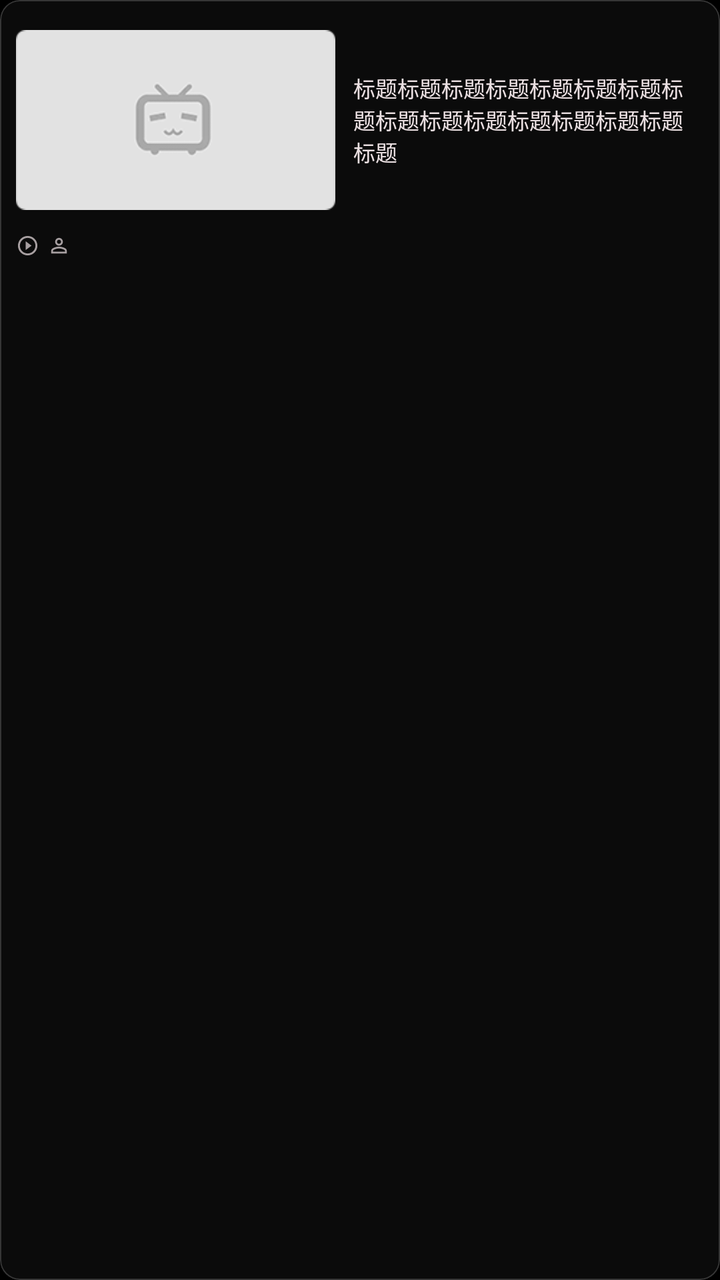
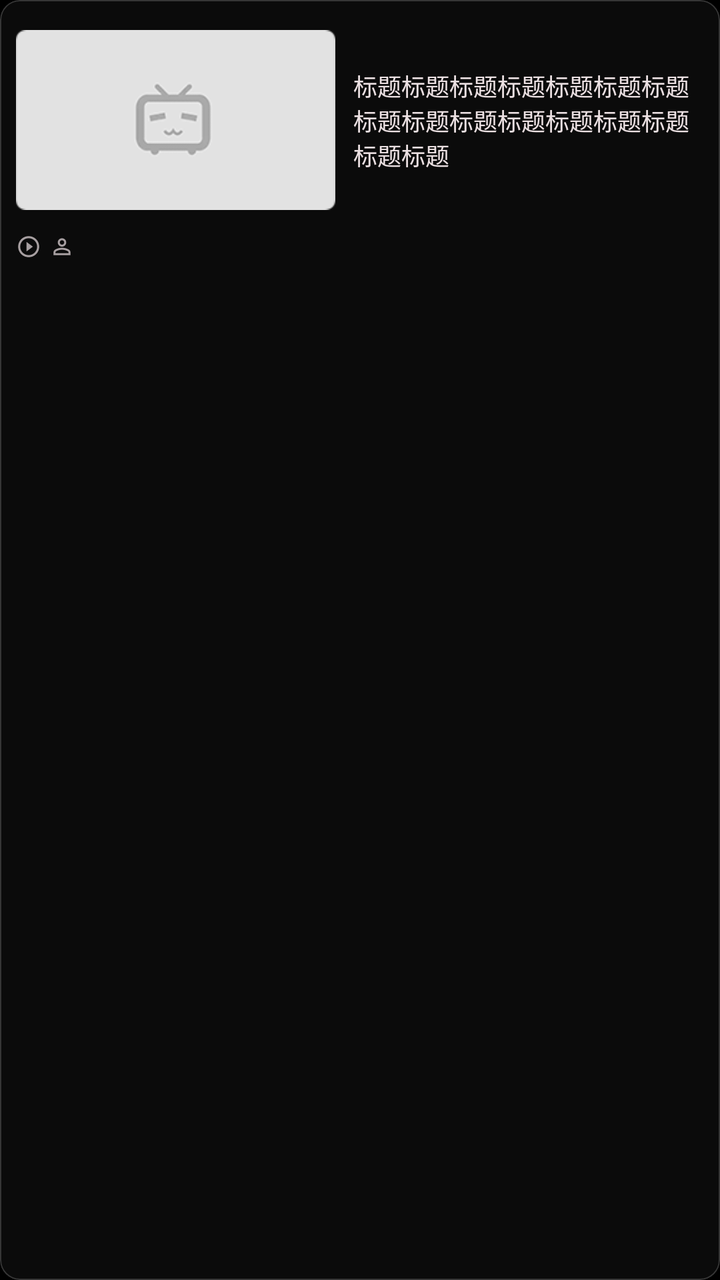

Two renders of the same Android screen: before a commit and after it. Below are the layout's source before the change and the commit's diff.
<!-- AndroidManifest.xml: application theme Theme.BiliClient -->
<!-- res/layout/cell_dynamic_video.xml -->
<com.google.android.material.card.MaterialCardView xmlns:android="http://schemas.android.com/apk/res/android"
    xmlns:app="http://schemas.android.com/apk/res-auto"
    android:id="@+id/videoCardView"
    android:layout_width="match_parent"
    android:layout_height="wrap_content"
    app:layout_constraintBottom_toBottomOf="parent"
    app:layout_constraintEnd_toEndOf="parent"
    app:layout_constraintStart_toStartOf="parent"
    app:layout_constraintTop_toTopOf="parent">

    <androidx.constraintlayout.widget.ConstraintLayout
        android:layout_width="match_parent"
        android:layout_height="wrap_content"
        android:paddingTop="2dp"
        android:paddingBottom="8dp">

        <ImageView
            android:id="@+id/img_cover"
            android:layout_width="0dp"
            android:layout_height="0dp"
            android:layout_marginStart="8dp"
            android:layout_marginTop="2dp"
            android:layout_marginEnd="5dp"
            android:adjustViewBounds="true"
            app:layout_constraintBottom_toTopOf="@id/text_upname"
            app:layout_constraintDimensionRatio="16:10"
            app:layout_constraintEnd_toStartOf="@+id/guideline2"
            app:layout_constraintHorizontal_bias="0.0"
            app:layout_constraintStart_toStartOf="parent"
            app:layout_constraintTop_toTopOf="parent"
            android:src="@mipmap/placeholder" />

        <androidx.constraintlayout.widget.Guideline
            android:id="@+id/guideline2"
            android:layout_width="wrap_content"
            android:layout_height="wrap_content"
            android:orientation="vertical"
            app:layout_constraintGuide_percent="0.48" />

        <ImageView
            android:id="@+id/imageView3"
            android:layout_width="wrap_content"
            android:layout_height="0dp"
            android:layout_marginTop="1dp"
            android:layout_marginBottom="1dp"
            android:adjustViewBounds="true"
            android:alpha="0.7"
            app:layout_constraintBottom_toBottomOf="@+id/text_viewcount"
            app:layout_constraintStart_toStartOf="@+id/img_cover"
            app:layout_constraintTop_toTopOf="@+id/text_viewcount"
            app:layout_constraintVertical_bias="0.5"
            android:src="@drawable/icon_play_12" />

        <ImageView
            android:id="@+id/avatarIcon"
            android:layout_width="wrap_content"
            android:layout_height="0dp"
            android:layout_marginStart="4dp"
            android:layout_marginTop="1dp"
            android:layout_marginBottom="1dp"
            android:adjustViewBounds="true"
            android:alpha="0.7"
            app:layout_constraintBottom_toBottomOf="@+id/text_upname"
            app:layout_constraintStart_toEndOf="@+id/text_viewcount"
            app:layout_constraintTop_toTopOf="@+id/text_upname"
            android:src="@drawable/icon_person" />

        <TextView
            android:id="@+id/text_viewcount"
            android:layout_width="wrap_content"
            android:layout_height="wrap_content"
            android:layout_marginTop="6dp"
            android:alpha="0.7"
            android:textSize="10sp"
            app:layout_constraintBottom_toBottomOf="parent"
            app:layout_constraintStart_toEndOf="@+id/imageView3"
            app:layout_constraintTop_toBottomOf="@+id/img_cover"
            app:layout_constraintVertical_bias="0.0" />

        <TextView
            android:id="@+id/text_upname"
            android:layout_width="0dp"
            android:layout_height="wrap_content"
            android:alpha="0.7"
            android:ellipsize="end"
            android:lines="1"
            android:textSize="10sp"
            app:layout_constraintBottom_toBottomOf="@+id/text_viewcount"
            app:layout_constraintEnd_toEndOf="parent"
            app:layout_constraintStart_toEndOf="@+id/avatarIcon"
            app:layout_constraintTop_toTopOf="@+id/text_viewcount" />

        <TextView
            android:id="@+id/text_title"
            android:layout_width="0dp"
            android:layout_height="wrap_content"
            android:layout_marginStart="4dp"
            android:layout_marginEnd="10dp"
            android:ellipsize="end"
            android:gravity="center_vertical"
            android:maxLines="3"
            android:text="标题标题标题标题标题标题标题标题标题标题标题标题标题标题标题标题"
            android:textSize="11sp"
            app:layout_constraintBottom_toBottomOf="@+id/img_cover"
            app:layout_constraintEnd_toEndOf="parent"
            app:layout_constraintStart_toStartOf="@+id/guideline2"
            app:layout_constraintTop_toTopOf="@+id/img_cover" />

    </androidx.constraintlayout.widget.ConstraintLayout>
</com.google.android.material.card.MaterialCardView>
<!-- resources referenced by this layout -->
<resources>
  <!-- drawable icon_person (drawable) -->
  <vector android:height="12dp"
      android:viewportHeight="24"
      android:viewportWidth="24"
      android:width="12dp"
      xmlns:android="http://schemas.android.com/apk/res/android">
      <path
          android:fillColor="#ebe0e2"
          android:pathData="M12,5.9c1.16,0 2.1,0.94 2.1,2.1s-0.94,2.1 -2.1,2.1S9.9,9.16 9.9,8s0.94,-2.1 2.1,-2.1m0,9c2.97,0 6.1,1.46 6.1,2.1v1.1L5.9,18.1L5.9,17c0,-0.64 3.13,-2.1 6.1,-2.1M12,4C9.79,4 8,5.79 8,8s1.79,4 4,4 4,-1.79 4,-4 -1.79,-4 -4,-4zM12,13c-2.67,0 -8,1.34 -8,4v3h16v-3c0,-2.66 -5.33,-4 -8,-4z" />
  </vector>
  <!-- drawable icon_play_12 (drawable) -->
  <vector android:height="12dp"
      android:viewportHeight="24"
      android:viewportWidth="24"
      android:width="12dp"
      xmlns:android="http://schemas.android.com/apk/res/android">
      <path
          android:fillColor="#ebe0e2"
          android:pathData="M10,16.5l6,-4.5 -6,-4.5v9zM12,2C6.48,2 2,6.48 2,12s4.48,10 10,10 10,-4.48 10,-10S17.52,2 12,2zM12,20c-4.41,0 -8,-3.59 -8,-8s3.59,-8 8,-8 8,3.59 8,8 -3.59,8 -8,8z" />
  </vector>
  <color name="bgblack">#000000</color>
  <color name="pink">#FBFB8787</color>
  <color name="textwhite">#ebe0e2</color>
  <color name="card_border_new">#363636</color>
  <style name="TextViewSytle" parent="Widget.AppCompat.TextView">
          <item name="android:textSize">14sp</item>
          #设置默认字体大小，某些设备的默认字体偏大
      </style>
  <style name="EditTextStyle" parent="Widget.AppCompat.EditText">
          <item name="android:textColorHint">#80ffffff</item>
          <item name="android:textCursorDrawable">@drawable/cursor_drawable</item>
          <item name="android:textColor">@color/textwhite</item>
      </style>
  <style name="CardStyle" parent="Widget.MaterialComponents.CardView">
          <item name="cardBackgroundColor">@color/card_bg_new</item>
          <item name="cardCornerRadius">@dimen/card_round_new</item>
          <item name="strokeColor">@color/card_border_new</item>
          <item name="strokeWidth">@dimen/card_stroke_new</item>
          <item name="rippleColor" tools:ignore="PrivateResource">@android:color/transparent</item>
          
          <item name="cardElevation">0dp</item>
          <item name="android:stateListAnimator" tools:targetApi="lollipop">@animator/press_scale</item>
          <item name="android:clickable">true</item>
          <item name="android:focusable">true</item>
      </style>
  <style name="SwitchCompatStyle" parent="Widget.AppCompat.CompoundButton.Switch">
          <item name="android:paddingLeft">6dp</item>
          <item name="android:paddingRight">2dp</item>
          <item name="android:background">@drawable/background_edittext_setting</item>
          <item name="android:textColor">@color/textwhite</item>
      </style>
  <style name="RadioButtonStyle" parent="Widget.MaterialComponents.CompoundButton.RadioButton">
          <item name="android:minHeight">10dp</item>
      </style>
  <style name="ListStyle">
          <item name="android:descendantFocusability">afterDescendants</item>
      </style>
  <color name="bili_pink">#FE679A</color>
  <color name="color_ripple">#78FEFEFE</color>
  <!-- drawable cursor_drawable (drawable) -->
  <?xml version="1.0" encoding="utf-8"?>
  
  <shape xmlns:android="http://schemas.android.com/apk/res/android">
      <solid android:color="#eeFB7299" />
      <size android:width="2dp" />
  </shape>
  <color name="card_bg_new">#4D262626</color>
  <dimen name="card_round_new">10dp</dimen>
  <dimen name="card_stroke_new">0.5dp</dimen>
  <!-- drawable background_edittext_setting (drawable) -->
  <?xml version="1.0" encoding="utf-8"?>
  
  <shape xmlns:android="http://schemas.android.com/apk/res/android">
      <solid android:color="#cc262626" />
      <stroke
          android:width="@dimen/card_stroke"
          android:color="#70707070" />
      <corners android:radius="@dimen/card_round" />
  </shape>
  <dimen name="card_stroke">0dp</dimen>
  <dimen name="card_round">6dp</dimen>
  <!-- unchanged entries left out for length: 4 -->
</resources>

<!-- the commit's change to res/layout/cell_dynamic_video.xml (unified diff, before → after) -->
@@ -71,7 +71,7 @@
             android:layout_height="wrap_content"
             android:layout_marginTop="6dp"
             android:alpha="0.7"
-            android:textSize="10sp"
+            android:textSize="11sp"
             app:layout_constraintBottom_toBottomOf="parent"
             app:layout_constraintStart_toEndOf="@+id/imageView3"
             app:layout_constraintTop_toBottomOf="@+id/img_cover"
@@ -84,7 +84,7 @@
             android:alpha="0.7"
             android:ellipsize="end"
             android:lines="1"
-            android:textSize="10sp"
+            android:textSize="11sp"
             app:layout_constraintBottom_toBottomOf="@+id/text_viewcount"
             app:layout_constraintEnd_toEndOf="parent"
             app:layout_constraintStart_toEndOf="@+id/avatarIcon"
@@ -100,7 +100,7 @@
             android:gravity="center_vertical"
             android:maxLines="3"
             android:text="标题标题标题标题标题标题标题标题标题标题标题标题标题标题标题标题"
-            android:textSize="11sp"
+            android:textSize="12sp"
             app:layout_constraintBottom_toBottomOf="@+id/img_cover"
             app:layout_constraintEnd_toEndOf="parent"
             app:layout_constraintStart_toStartOf="@+id/guideline2"
